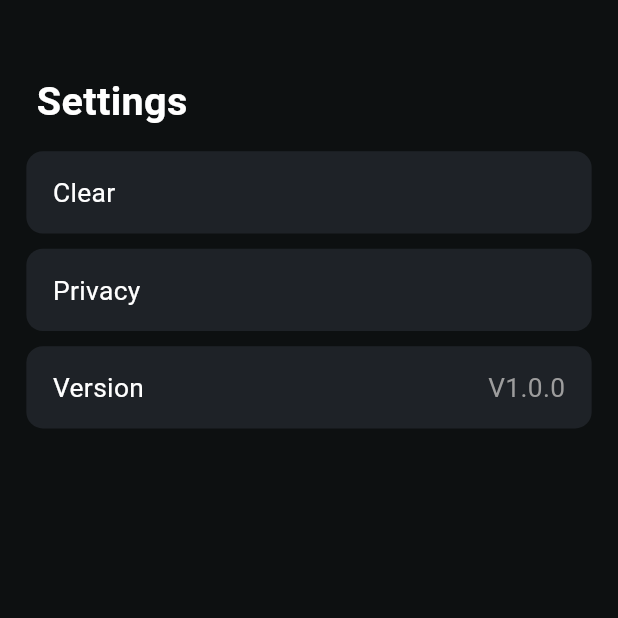
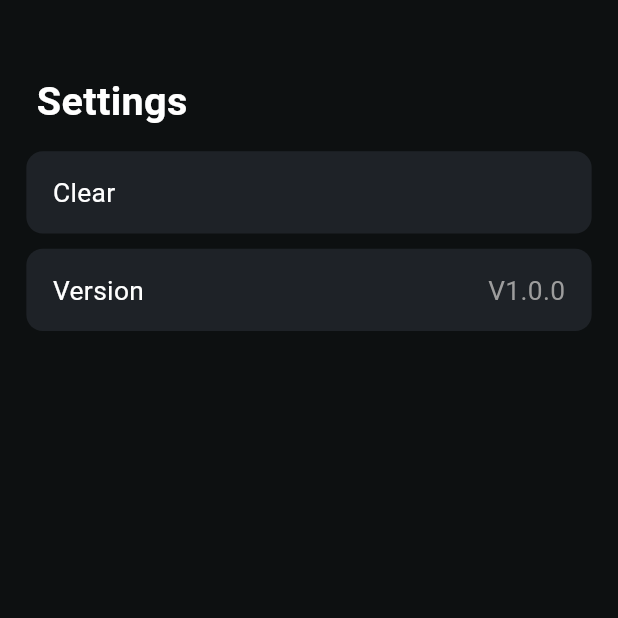
Before and after one commit to bbia564/tts, a Flutter app: the MineSetttingsView screen opened by its route, on a phone screen of 412 x 824 dp, the top half of it. Run offline on Flutter 3.47's test engine with Material 3 defaults, Android fonts, the phone set to English and light mode, and no system bars; our stand-ins replace bot_toast, device_info_plus, dio, flutter_screenutil, flutter_timezone, get and 5 more; missing offline and left inert: flutter_inappwebview; accounts and stored records are empty; network calls fail; statements that could not run were skipped.

Commit message:
update set

```diff
--- a/lib/app/modules/mine_setttings/mine_setttings_view.dart
+++ b/lib/app/modules/mine_setttings/mine_setttings_view.dart
@@ -36,16 +36,6 @@ class MineSetttingsView extends GetView<MineSetttingsController> {
                       ),
                     ),
                     10.verticalSpace,
-                    CMContainer(
-                      radius: 10.w,
-                      height: 54.h,
-                      color: CMColorTools.cmColor("#1E2227"),
-                      alignment: Alignment.centerLeft,
-                      padding: EdgeInsets.only(left: 16.w),
-                      child: CMText("Privacy",
-                          fontWeight: FontWeight.w400, textColor: Colors.white),
-                    ),
-                    10.verticalSpace,
                     InkWell(
                       onTap: controller.showVersionAleart,
                       child: CMContainer(
--- a/pubspec.yaml
+++ b/pubspec.yaml
@@ -1,5 +1,5 @@
 name: calorie_manager
-version: 1.0.1
+version: 1.0.2
 publish_to: none
 description: A new Flutter project.
 environment:
```
